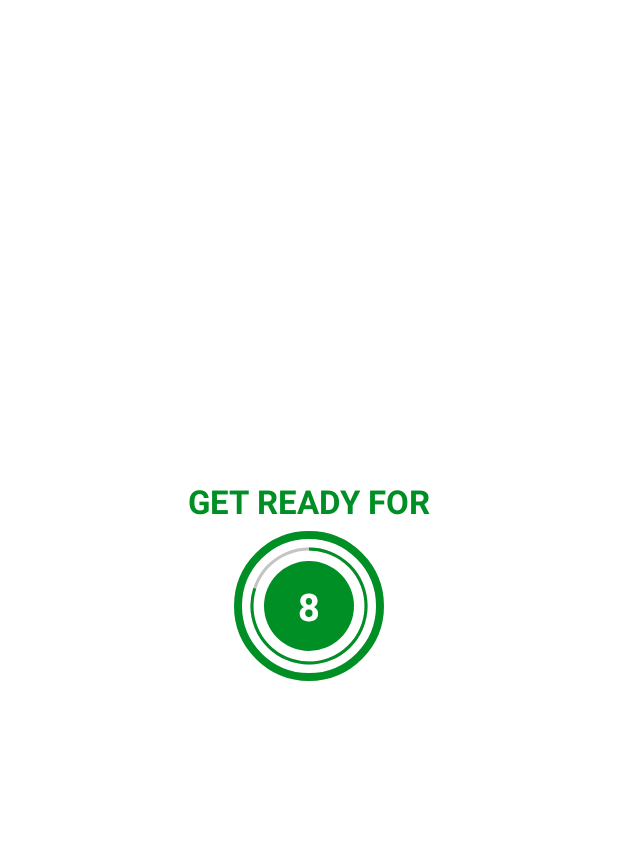
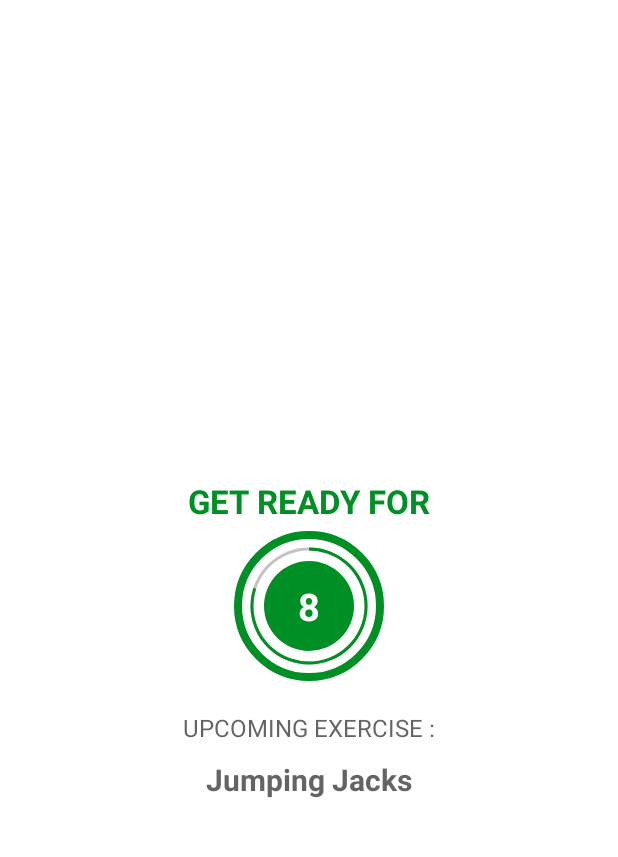
Before and after one commit to ngochungle1331/7MinutesWorkout, an Android app: the ExerciseActivity screen opened directly, with no data from a screen before it, on a phone screen of 412 x 824 dp, the part 62-919 px from its top. Run offline under Robolectric (Android 15) with nearby library versions, the phone set to English and light mode, and no system bars.

Commit message:
add upcoming exercise text-to-speech

```diff
--- a/app/src/main/AndroidManifest.xml
+++ b/app/src/main/AndroidManifest.xml
@@ -1,6 +1,12 @@
 <?xml version="1.0" encoding="utf-8"?>
 <manifest xmlns:android="http://schemas.android.com/apk/res/android"
     xmlns:tools="http://schemas.android.com/tools">
+
+    <queries>
+        <intent>
+            <action android:name="android.intent.action.TTS_SERVICE" />
+        </intent>
+    </queries>
 
     <application
         android:allowBackup="true"
--- a/app/src/main/java/com/example/a7minutesworkout/ExerciseActivity.kt
+++ b/app/src/main/java/com/example/a7minutesworkout/ExerciseActivity.kt
@@ -1,13 +1,20 @@
 package com.example.a7minutesworkout
 
+import android.media.MediaPlayer
+import android.net.Uri
 import androidx.appcompat.app.AppCompatActivity
 import android.os.Bundle
 import android.os.CountDownTimer
+import android.speech.tts.TextToSpeech
+import android.util.Log
 import android.view.View
+import android.widget.TextView
 import android.widget.Toast
 import com.example.a7minutesworkout.databinding.ActivityExerciseBinding
+import java.util.*
+import kotlin.collections.ArrayList
 
-class ExerciseActivity : AppCompatActivity() {
+class ExerciseActivity : AppCompatActivity(), TextToSpeech.OnInitListener {
 
     private var binding: ActivityExerciseBinding? = null
 
@@ -19,6 +26,9 @@ class ExerciseActivity : AppCompatActivity() {
 
     private var exerciseList: ArrayList<ExerciseModel>? = null
     private var currentExercisePosition = -1
+
+    private var tts: TextToSpeech? = null
+    private var player: MediaPlayer? = null
 
     override fun onCreate(savedInstanceState: Bundle?) {
         super.onCreate(savedInstanceState)
@@ -33,6 +43,8 @@ class ExerciseActivity : AppCompatActivity() {
 
         exerciseList = Constants.defaultExerciseList()
 
+        tts = TextToSpeech(this, this)
+
         binding?.toolbarExercise?.setNavigationOnClickListener {
             onBackPressed()
         }
@@ -41,12 +53,25 @@ class ExerciseActivity : AppCompatActivity() {
     }
 
     private fun setupRestView() {
+
+        try {
+            val soundURI = Uri.parse("android.resource://com.example.a7minutesworkout/" + R.raw.press_start)
+            player = MediaPlayer.create(applicationContext, soundURI)
+            player?.isLooping = false
+            player?.start()
+        } catch (e: Exception) {
+            e.printStackTrace()
+        }
         binding?.flRestView?.visibility = View.VISIBLE
         binding?.tvTitle?.visibility = View.VISIBLE
+        binding?.tvUpcomingExercise?.visibility = View.VISIBLE
+        binding?.tvUpcomingExerciseName?.visibility = View.VISIBLE
         binding?.tvExerciseName?.visibility = View.INVISIBLE
         binding?.flExerciseView?.visibility = View.INVISIBLE
         binding?.ivImage?.visibility = View.INVISIBLE
 
+        binding?.tvUpcomingExerciseName?.text =
+            exerciseList!![currentExercisePosition + 1].getName()
         if (restTimer != null) {
             restTimer?.cancel()
             restProgress = 0
@@ -58,6 +83,8 @@ class ExerciseActivity : AppCompatActivity() {
     private fun setupExerciseView() {
         binding?.flRestView?.visibility = View.INVISIBLE
         binding?.tvTitle?.visibility = View.INVISIBLE
+        binding?.tvUpcomingExercise?.visibility = View.INVISIBLE
+        binding?.tvUpcomingExerciseName?.visibility = View.INVISIBLE
         binding?.tvExerciseName?.visibility = View.VISIBLE
         binding?.flExerciseView?.visibility = View.VISIBLE
         binding?.ivImage?.visibility = View.VISIBLE
@@ -66,6 +93,8 @@ class ExerciseActivity : AppCompatActivity() {
             exerciseTimer?.cancel()
             exerciseProgress = 0
         }
+
+        speakOut(exerciseList!![currentExercisePosition].getName())
 
         binding?.ivImage?.setImageResource(exerciseList!![currentExercisePosition].getImage())
         binding?.tvExerciseName?.text = exerciseList!![currentExercisePosition].getName()
@@ -76,7 +105,7 @@ class ExerciseActivity : AppCompatActivity() {
     private fun setRestProgressBar() {
         binding?.progressBar?.progress = restProgress
 
-        restTimer = object : CountDownTimer(10000, 1000) {
+        restTimer = object : CountDownTimer(3000, 1000) {
             override fun onTick(millisUntilFinished: Long) {
                 restProgress++
                 binding?.progressBar?.progress = 10 - restProgress
@@ -95,7 +124,7 @@ class ExerciseActivity : AppCompatActivity() {
     private fun setExerciseProgressBar() {
         binding?.progressBarExercise?.progress = exerciseProgress
 
-        exerciseTimer = object : CountDownTimer(30000, 1000) {
+        exerciseTimer = object : CountDownTimer(3000, 1000) {
             override fun onTick(millisUntilFinished: Long) {
                 exerciseProgress++
                 binding?.progressBarExercise?.progress = 30 - exerciseProgress
@@ -103,7 +132,7 @@ class ExerciseActivity : AppCompatActivity() {
             }
 
             override fun onFinish() {
-                if (currentExercisePosition < exerciseList?.size!! - 1 ) {
+                if (currentExercisePosition < exerciseList?.size!! - 1) {
                     setupRestView()
                 } else {
                     Toast.makeText(this@ExerciseActivity, "Finished", Toast.LENGTH_SHORT).show()
@@ -128,6 +157,31 @@ class ExerciseActivity : AppCompatActivity() {
             exerciseProgress = 0
         }
 
+        if (tts != null) {
+            tts?.stop()
+            tts?.shutdown()
+        }
+
+        if (player != null) {
+            player?.stop()
+        }
+
         binding = null
     }
+
+    override fun onInit(status: Int) {
+        if (status == TextToSpeech.SUCCESS) {
+            val result = tts?.setLanguage(Locale.US)
+
+            if (result == TextToSpeech.LANG_MISSING_DATA || result == TextToSpeech.LANG_NOT_SUPPORTED) {
+                Log.e("TTS", "The language specified is not supported")
+            } else {
+                Log.e("TTS", "Initialized Failed")
+            }
+        }
+    }
+
+    private fun speakOut(text: String) {
+        tts!!.speak(text, TextToSpeech.QUEUE_FLUSH, null, "")
+    }
 }
--- a/app/src/main/res/layout/activity_exercise.xml
+++ b/app/src/main/res/layout/activity_exercise.xml
@@ -73,6 +73,39 @@
 
     </FrameLayout>
 
+    <TextView
+        android:id="@+id/tvUpcomingExercise"
+        android:layout_width="wrap_content"
+        android:layout_height="wrap_content"
+        android:text="UPCOMING EXERCISE :"
+        android:textSize="16sp"
+        android:textColor="@color/colorPrimary"
+        android:gravity="center"
+        app:layout_constraintTop_toBottomOf="@id/flRestView"
+        app:layout_constraintStart_toStartOf="parent"
+        app:layout_constraintEnd_toEndOf="parent"
+        android:layout_marginTop="20dp"
+        android:visibility="gone"
+        tools:visibility="visible"
+        />
+
+    <TextView
+        android:id="@+id/tvUpcomingExerciseName"
+        android:layout_width="wrap_content"
+        android:layout_height="wrap_content"
+        android:text=""
+        android:textSize="20sp"
+        android:textStyle="bold"
+        android:textColor="@color/colorPrimary"
+        android:gravity="center"
+        app:layout_constraintTop_toBottomOf="@id/tvUpcomingExercise"
+        app:layout_constraintStart_toStartOf="parent"
+        app:layout_constraintEnd_toEndOf="parent"
+        android:layout_marginTop="10dp"
+        android:visibility="gone"
+        tools:visibility="visible"
+        />
+
     <ImageView
         android:id="@+id/ivImage"
         android:layout_width="match_parent"
```
Also changed, not shown: 1 other file.
